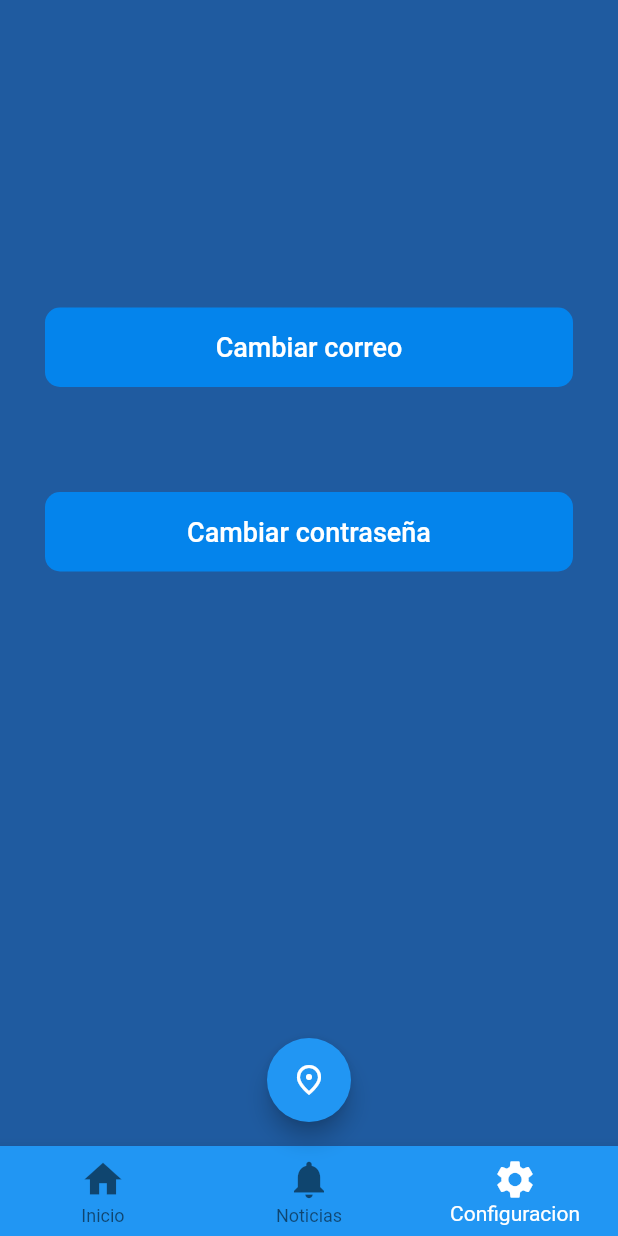
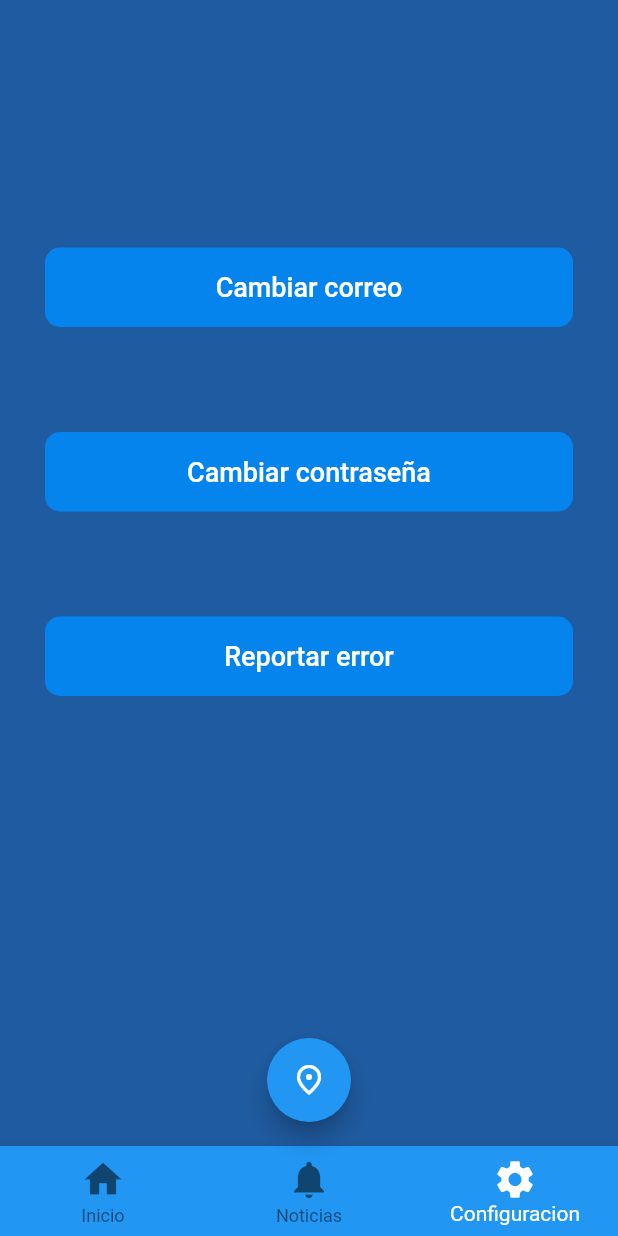
Before and after one commit to MauryBenavidez/School-maps, a Flutter app: the Inicio screen opened directly, item 3 of the bottom bar chosen, on a phone screen of 412 x 824 dp. Run offline on Flutter 3.47's test engine with Material 2 defaults, Android fonts, the phone set to English and light mode, and no system bars; our stand-ins replace flutter_bloc, image_picker.

Commit message:
Pantalla reportar error - Finalizada
Se finalizó la pantalla de reportar error con todas sus funciones.

```diff
--- a/lib/UI/Pages/views_configuration/set_password.dart
+++ b/lib/UI/Pages/views_configuration/set_password.dart
@@ -40,7 +40,7 @@ class View_SetPassword extends State<SetPassword> {
   Widget formUI() {
     return Column(children: <Widget>[
       SizedBox(
-        height: 20.0,
+        height: 110.0,
       ),
       formItemsDesign(
           Icons.lock_outline_rounded,
--- a/lib/UI/Pages/widgets/configuration.dart
+++ b/lib/UI/Pages/widgets/configuration.dart
@@ -1,4 +1,5 @@
 import 'package:flutter/material.dart';
+import 'package:schools_maps/UI/Pages/views_configuration/report.dart';
 import 'package:schools_maps/UI/Pages/views_configuration/set_email.dart';
 import 'package:schools_maps/UI/Pages/views_configuration/set_password.dart';
 
@@ -7,7 +8,7 @@ class Configuration extends StatelessWidget {
   Widget build(BuildContext context) {
     return Column(children: [
       SizedBox(
-        height: 150,
+        height: 110,
       ),
       GestureDetector(
           onTap: () {
@@ -59,7 +60,34 @@ class Configuration extends StatelessWidget {
                     fontSize: 18,
                     fontWeight: FontWeight.w500)),
             padding: EdgeInsets.only(top: 16, bottom: 16),
-          ))
+          )),
+      SizedBox(
+        height: 10,
+      ),
+      GestureDetector(
+          onTap: () {
+            Navigator.of(context).push(MaterialPageRoute(
+              builder: (context) => Report(),
+            ));
+          },
+          child: Container(
+            margin: new EdgeInsets.all(30.0),
+            alignment: Alignment.center,
+            decoration: ShapeDecoration(
+              shape: RoundedRectangleBorder(
+                  borderRadius: BorderRadius.circular(10.0)),
+              gradient: LinearGradient(colors: [
+                Color(0xFF0484EC),
+                Color(0xFF0484EC),
+              ], begin: Alignment.topLeft, end: Alignment.bottomRight),
+            ),
+            child: Text("Reportar error",
+                style: TextStyle(
+                    color: Colors.white,
+                    fontSize: 18,
+                    fontWeight: FontWeight.w500)),
+            padding: EdgeInsets.only(top: 16, bottom: 16),
+          )),
     ]);
   }
 }
--- a/pubspec.yaml
+++ b/pubspec.yaml
@@ -28,7 +28,7 @@ dependencies:
     # The following adds the Cupertino Icons font to your application.
   # Use with the CupertinoIcons class for iOS style icons.
   cupertino_icons: ^1.0.2
-  image_picker: ^0.8.4+1
+  image_picker: ^0.8.3+1
 
 dev_dependencies:
   flutter_test:
```
Also changed, not shown: lib/UI/Pages/views_configuration/report.dart (added, +151 -0 lines).
